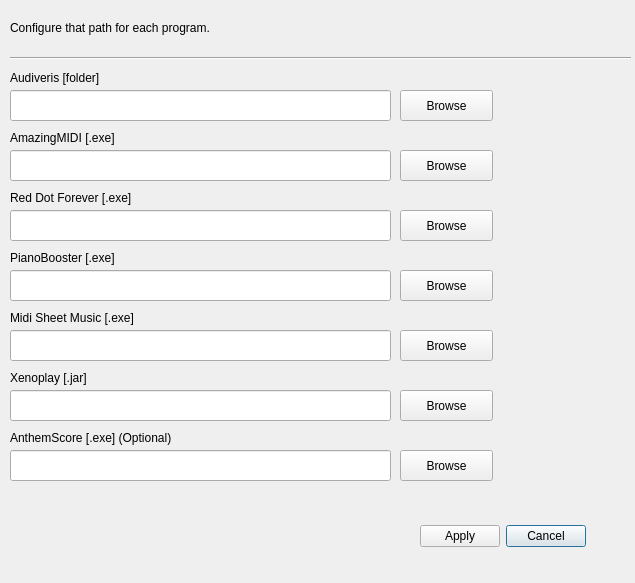
This is user_interface/gui/Qt/settings_dialog.ui in edavalosanaya/SKORE as Qt 5 draws it before an edit. The edited form follows.
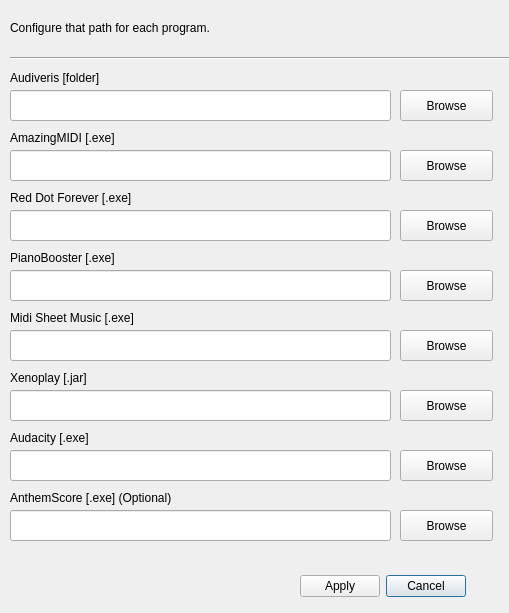
This is the edited form.

Commit message:
Complete Settings Functionality and removable of bugs.
Previous Bugs present and removal of some harcoded sections (audiveris timing).

Patch:
```diff
--- a/user_interface/gui/Qt/settings_dialog.ui
+++ b/user_interface/gui/Qt/settings_dialog.ui
@@ -6,8 +6,8 @@
    <rect>
     <x>0</x>
     <y>0</y>
-    <width>635</width>
-    <height>583</height>
+    <width>509</width>
+    <height>613</height>
    </rect>
   </property>
   <property name="windowTitle">
@@ -16,8 +16,8 @@
   <widget class="QDialogButtonBox" name="buttonBox">
    <property name="geometry">
     <rect>
-     <x>420</x>
-     <y>520</y>
+     <x>300</x>
+     <y>570</y>
      <width>201</width>
      <height>32</height>
     </rect>
@@ -163,7 +163,7 @@
     <string>AmazingMIDI [.exe]</string>
    </property>
   </widget>
-  <widget class="QLabel" name="anthemscore_label">
+  <widget class="QLabel" name="audacity_label">
    <property name="geometry">
     <rect>
      <x>10</x>
@@ -173,7 +173,7 @@
     </rect>
    </property>
    <property name="text">
-    <string>AnthemScore [.exe] (Optional)</string>
+    <string>Audacity [.exe]</string>
    </property>
   </widget>
   <widget class="QPushButton" name="xenoplay_pushButton">
@@ -310,6 +310,42 @@
     <string>Configure that path for each program.</string>
    </property>
   </widget>
+  <widget class="QLabel" name="anthemscore_label">
+   <property name="geometry">
+    <rect>
+     <x>10</x>
+     <y>490</y>
+     <width>191</width>
+     <height>16</height>
+    </rect>
+   </property>
+   <property name="text">
+    <string>AnthemScore [.exe] (Optional)</string>
+   </property>
+  </widget>
+  <widget class="QPushButton" name="anthemscore_pushButton">
+   <property name="geometry">
+    <rect>
+     <x>400</x>
+     <y>510</y>
+     <width>93</width>
+     <height>31</height>
+    </rect>
+   </property>
+   <property name="text">
+    <string>Browse</string>
+   </property>
+  </widget>
+  <widget class="QLineEdit" name="anthemscore_lineEdit">
+   <property name="geometry">
+    <rect>
+     <x>10</x>
+     <y>510</y>
+     <width>381</width>
+     <height>31</height>
+    </rect>
+   </property>
+  </widget>
  </widget>
  <resources/>
  <connections>
```
Left out of the diff: 4 changed lines with no effect on the pictures. The commit also changes 14 other files.
